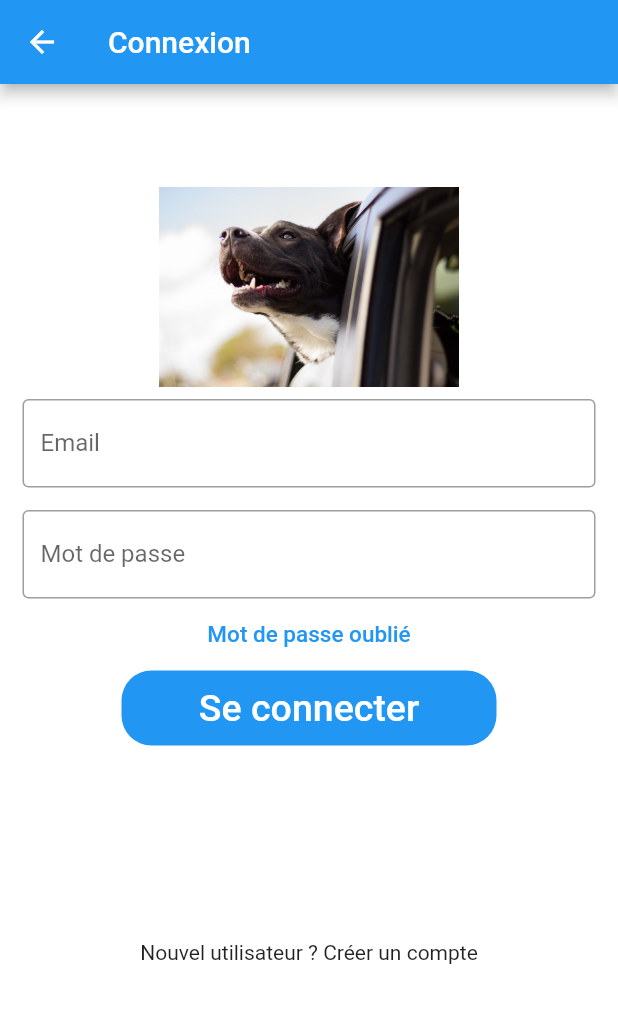
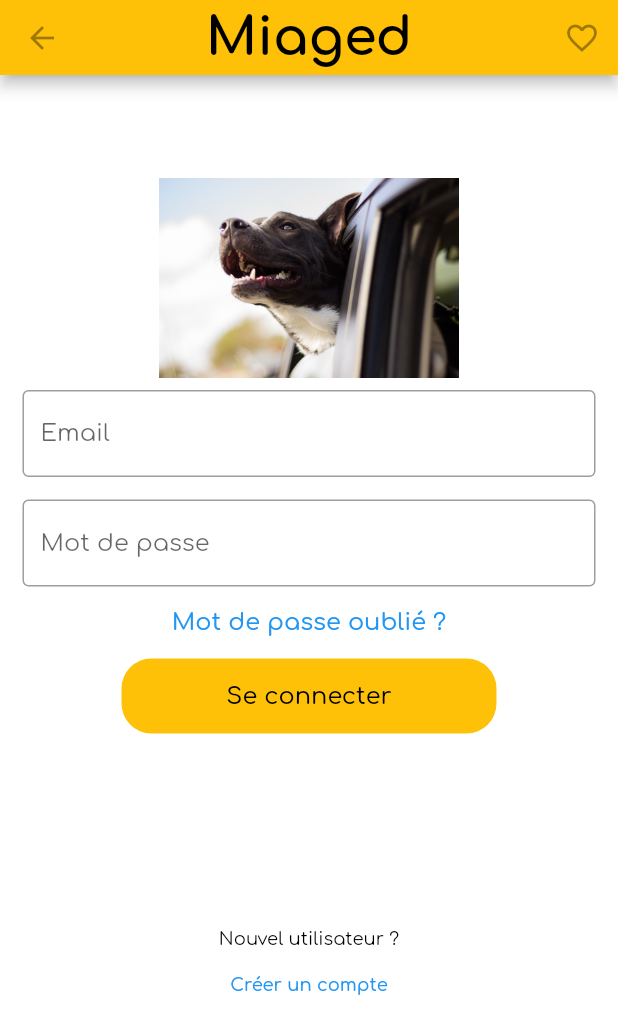
Before and after one commit to TrentinMarc/miaged, a Flutter app: the LoginDemo screen opened directly, on a phone screen of 412 x 824 dp. Shown: the top 1034 px of the screen. Run offline on Flutter 3.47's test engine with Material 2 defaults, Android fonts, the phone set to English and light mode, and no system bars; our stand-ins replace get, google_fonts.

Commit message:
Page de connexion + appbar (non-factorisé)

```diff
--- a/lib/main.dart
+++ b/lib/main.dart
@@ -17,7 +17,7 @@ class MyApp extends StatelessWidget {
       theme: ThemeData(
         primarySwatch: Colors.blue,
       ),
-      home: HomePage(),
+      home: LoginDemo(),
     );
   }
 }
--- a/lib/screens/login_screen.dart
+++ b/lib/screens/login_screen.dart
@@ -1,4 +1,6 @@
 import 'package:flutter/material.dart';
+import 'package:google_fonts/google_fonts.dart';
+import 'package:miaged/widgets/app_bar.dart';
 
 class LoginDemo extends StatefulWidget {
   @override
@@ -10,9 +12,7 @@ class _LoginDemoState extends State<LoginDemo> {
   Widget build(BuildContext context) {
     return Scaffold(
       backgroundColor: Colors.white,
-      appBar: AppBar(
-        title: Text("Connexion"),
-      ),
+      appBar: MyAppBar(),
       body: SingleChildScrollView(
         child: Column(
           children: <Widget>[
@@ -30,9 +30,10 @@ class _LoginDemoState extends State<LoginDemo> {
             ),
             Padding(
               //padding: const EdgeInsets.only(left:15.0,right: 15.0,top:0,bottom: 0),
-              padding: EdgeInsets.symmetric(horizontal: 15),
+              padding: const EdgeInsets.symmetric(horizontal: 15),
               child: TextField(
-                decoration: InputDecoration(
+                style: GoogleFonts.comfortaa(fontSize: 16, color: Colors.black),
+                decoration: const InputDecoration(
                     border: OutlineInputBorder(),
                     labelText: 'Email',
                     hintText: 'abc@gmail.com'),
@@ -44,26 +45,27 @@ class _LoginDemoState extends State<LoginDemo> {
               //padding: EdgeInsets.symmetric(horizontal: 15),
               child: TextField(
                 obscureText: true,
-                decoration: InputDecoration(
+                style: GoogleFonts.comfortaa(fontSize: 16, color: Colors.black),
+                decoration: const InputDecoration(
                     border: OutlineInputBorder(),
                     labelText: 'Mot de passe',
                     hintText: 'Saisir un mdp sécurisé'),
               ),
             ),
-            FlatButton(
+            TextButton(
               onPressed: () {
                 //TODO FORGOT PASSWORD SCREEN GOES HERE
               },
               child: Text(
-                'Mot de passe oublié',
-                style: TextStyle(color: Colors.blue, fontSize: 15),
+                'Mot de passe oublié ?',
+                style: GoogleFonts.comfortaa(fontSize: 16, color: Colors.blue),
               ),
             ),
             Container(
               height: 50,
               width: 250,
               decoration: BoxDecoration(
-                  color: Colors.blue, borderRadius: BorderRadius.circular(20)),
+                  color: Colors.amber, borderRadius: BorderRadius.circular(20)),
               child: TextButton(
                 onPressed: () {
                   // Navigator.push(
@@ -71,14 +73,18 @@ class _LoginDemoState extends State<LoginDemo> {
                 },
                 child: Text(
                   'Se connecter',
-                  style: TextStyle(color: Colors.white, fontSize: 25),
+                  style: GoogleFonts.comfortaa(fontSize: 16, color: Colors.black),
                 ),
               ),
             ),
-            SizedBox(
+            const SizedBox(
               height: 130,
             ),
-            Text('Nouvel utilisateur ? Créer un compte')
+            Text('Nouvel utilisateur ?', style: GoogleFonts.comfortaa(fontSize: 12, color: Colors.black),),
+            TextButton(
+              onPressed: (){},
+              child : Text('Créer un compte', style: GoogleFonts.comfortaa(fontSize: 12, color: Colors.blue),)
+            )
           ],
         ),
       ),
--- a/lib/widgets/app_bar.dart
+++ b/lib/widgets/app_bar.dart
@@ -1,15 +1,25 @@
 import 'package:flutter/material.dart';
+import 'package:google_fonts/google_fonts.dart';
 
 class MyAppBar extends StatelessWidget implements PreferredSizeWidget {
   @override
-  Size get preferredSize => new Size.fromHeight(50);
+  Size get preferredSize => const Size.fromHeight(50);
   @override
   Widget build(BuildContext context) {
     return AppBar(
-      leading: IconButton(
+      title: Text("Miaged", style: GoogleFonts.comfortaa(color: Colors.black, fontSize: 35, fontWeight: FontWeight.w700),),
+      centerTitle: true,
+      backgroundColor: Colors.amber,
+      leading: const IconButton(
         icon: Icon(Icons.arrow_back),
         onPressed: null,
       ),
+      actions: const [
+          IconButton(
+        icon: Icon(Icons.favorite_border_outlined),
+        onPressed: null,
+      ),
+      ],
     );
   }
 }
--- a/pubspec.yaml
+++ b/pubspec.yaml
@@ -39,6 +39,7 @@ dependencies:
   firebase_auth: ^3.1.3
   cloud_firestore: ^2.5.3
   provider: ^6.0.1
+  google_fonts: ^2.1.0
 dev_dependencies:
   flutter_test:
     sdk: flutter
```
Also changed, not shown: assets/images/cover2.jpg (added), pubspec.lock, 2 other files.
